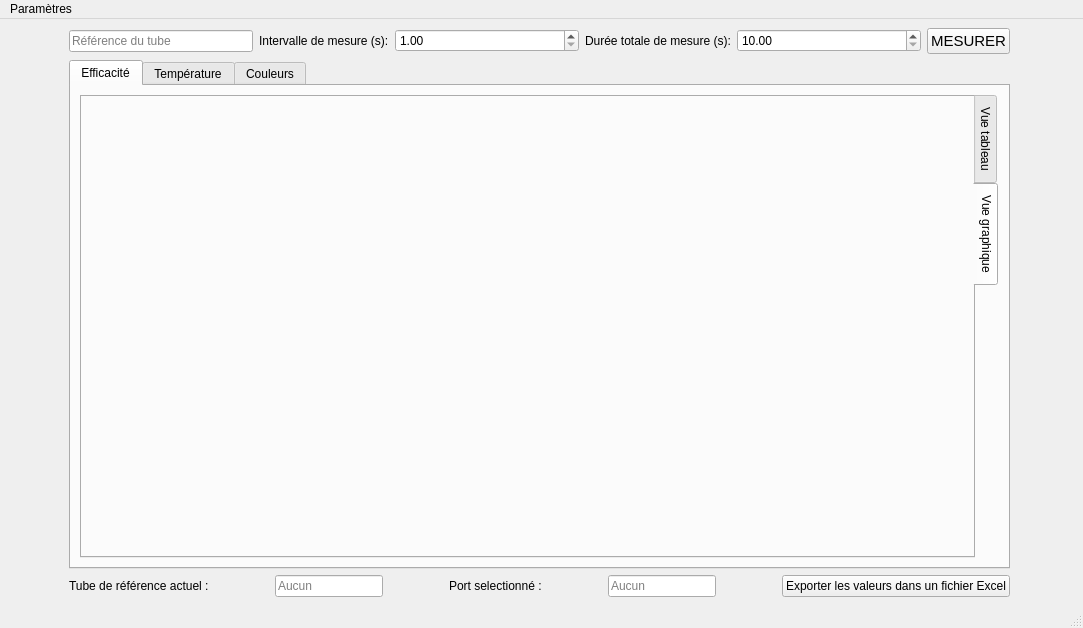
This is LED-Tester/index.ui in faniryxx/LED-Tester as Qt 5 draws it before an edit. The edited form follows.
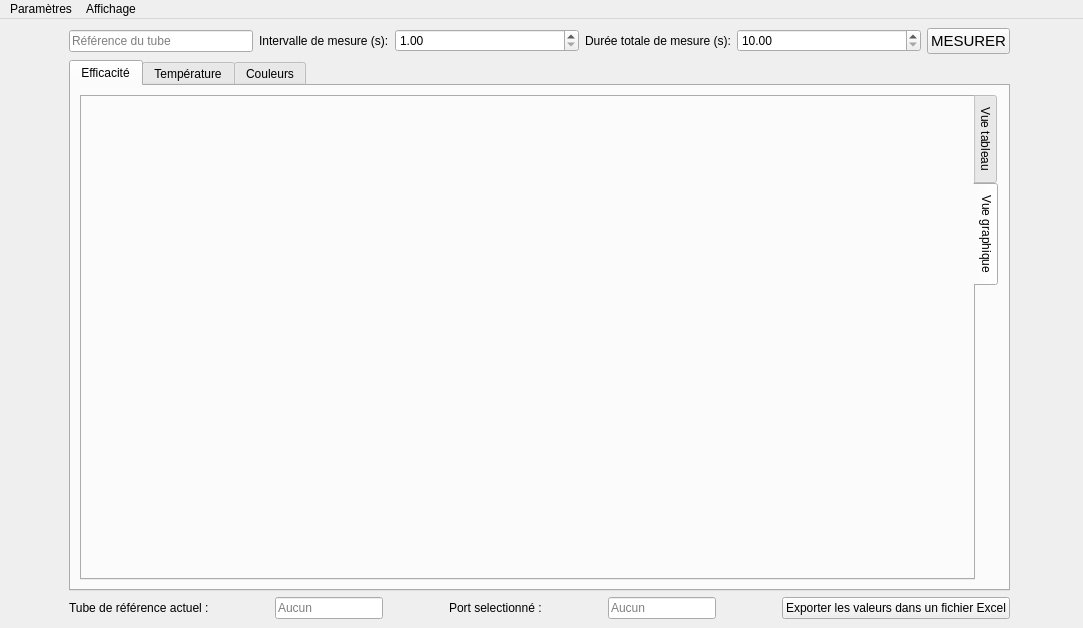
This is the edited form. Custom widgets are drawn as their Qt base class.

Patch:
```diff
--- a/LED-Tester/index.ui
+++ b/LED-Tester/index.ui
@@ -313,7 +313,7 @@
      <x>0</x>
      <y>0</y>
      <width>1083</width>
-     <height>30</height>
+     <height>29</height>
     </rect>
    </property>
    <widget class="QMenu" name="menuFichier">
@@ -327,9 +327,14 @@
     <addaction name="enregistrer"/>
     <addaction name="imprimer"/>
    </widget>
+   <widget class="QMenu" name="menuAffichage">
+    <property name="title">
+     <string>Affichage</string>
+    </property>
+   </widget>
    <addaction name="menuFichier"/>
+   <addaction name="menuAffichage"/>
   </widget>
-  <widget class="QStatusBar" name="statusbar"/>
   <action name="ajoutRef">
    <property name="text">
     <string>Ajouter un tube référence</string>
```
Left out of the diff: 25 changed lines with no effect on the pictures.
